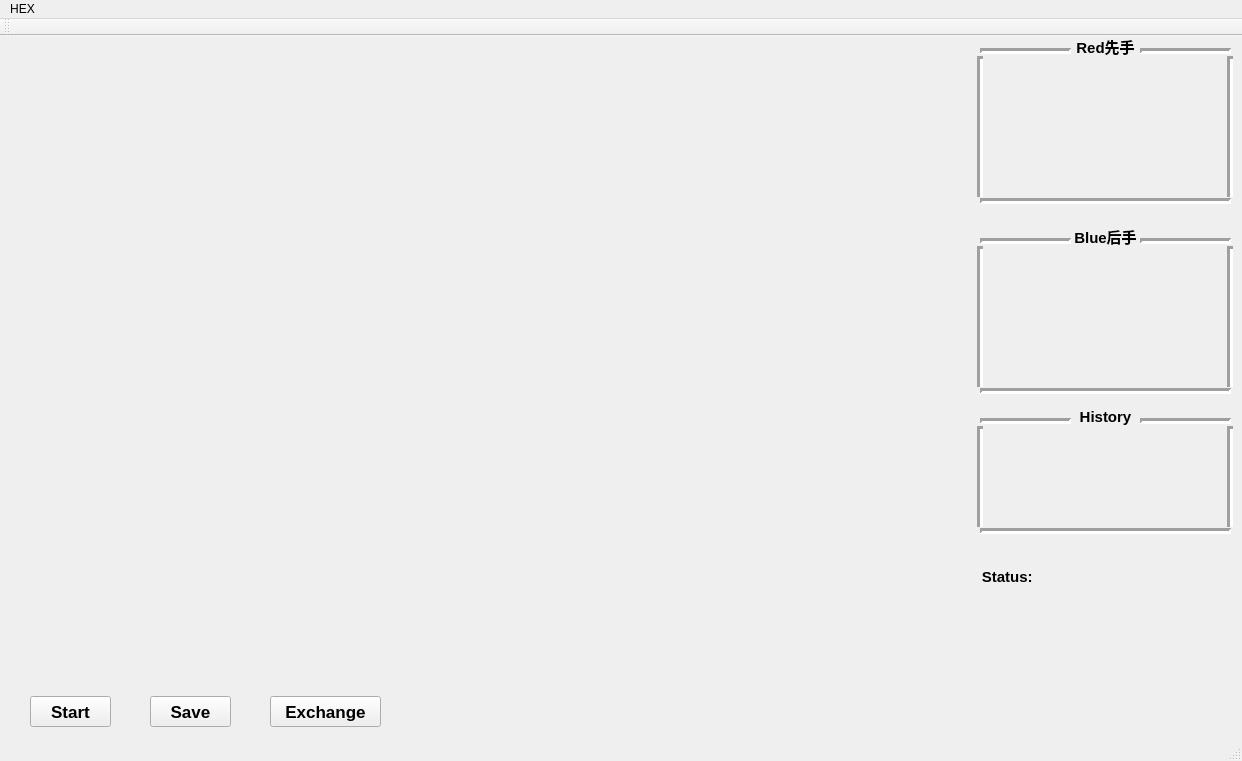
The window that hex03/mainwindow.ui (voldemortX/hex_platform) describes before a commit, drawn with Qt 5.
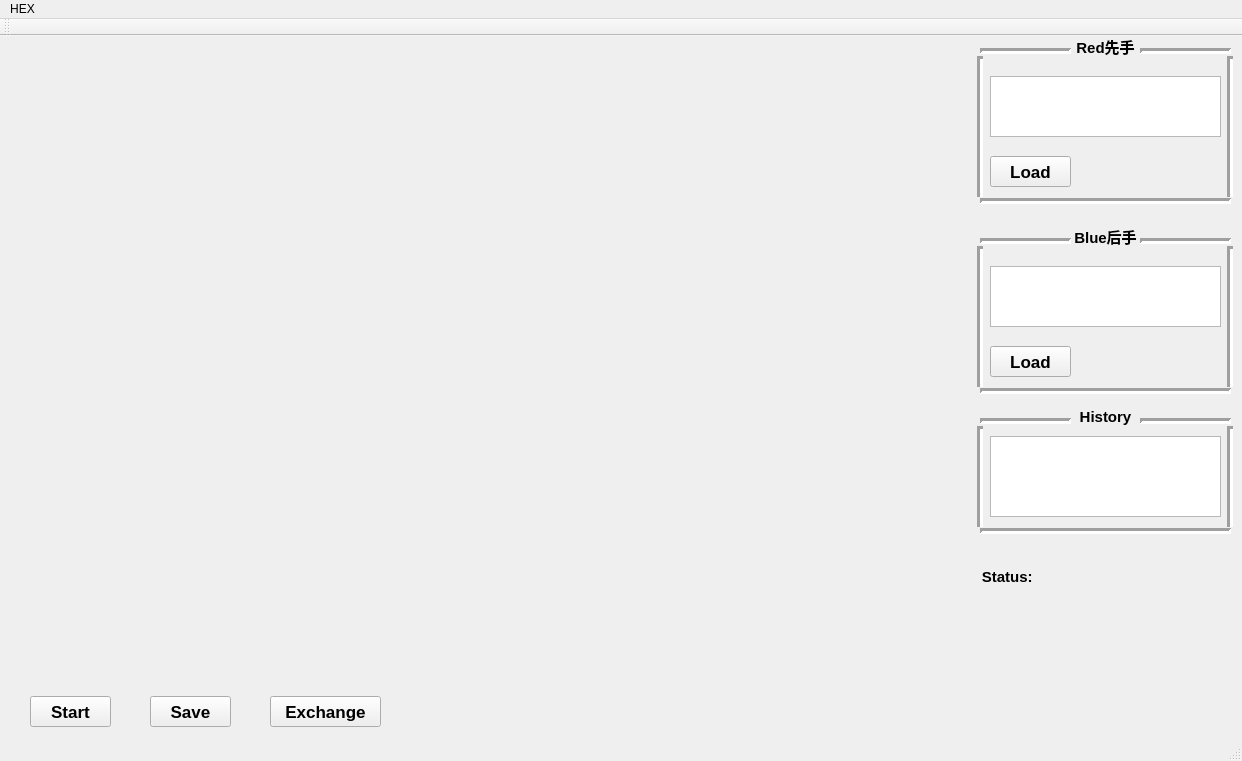
The same window after the commit.

Patch:
```diff
--- a/hex03/mainwindow.ui
+++ b/hex03/mainwindow.ui
@@ -624,6 +624,94 @@
      <string/>
     </property>
    </widget>
+   <widget class="QPushButton" name="buttonLoadRed">
+    <property name="geometry">
+     <rect>
+      <x>990</x>
+      <y>120</y>
+      <width>81</width>
+      <height>31</height>
+     </rect>
+    </property>
+    <property name="font">
+     <font>
+      <pointsize>13</pointsize>
+      <weight>75</weight>
+      <bold>true</bold>
+     </font>
+    </property>
+    <property name="text">
+     <string>Load</string>
+    </property>
+    <property name="autoDefault">
+     <bool>false</bool>
+    </property>
+    <property name="default">
+     <bool>false</bool>
+    </property>
+    <property name="flat">
+     <bool>false</bool>
+    </property>
+   </widget>
+   <widget class="QPushButton" name="buttonLoadBlue">
+    <property name="geometry">
+     <rect>
+      <x>990</x>
+      <y>310</y>
+      <width>81</width>
+      <height>31</height>
+     </rect>
+    </property>
+    <property name="font">
+     <font>
+      <pointsize>13</pointsize>
+      <weight>75</weight>
+      <bold>true</bold>
+     </font>
+    </property>
+    <property name="text">
+     <string>Load</string>
+    </property>
+    <property name="autoDefault">
+     <bool>false</bool>
+    </property>
+    <property name="default">
+     <bool>false</bool>
+    </property>
+    <property name="flat">
+     <bool>false</bool>
+    </property>
+   </widget>
+   <widget class="QTextBrowser" name="redFile">
+    <property name="geometry">
+     <rect>
+      <x>990</x>
+      <y>40</y>
+      <width>231</width>
+      <height>61</height>
+     </rect>
+    </property>
+   </widget>
+   <widget class="QTextBrowser" name="blueFile">
+    <property name="geometry">
+     <rect>
+      <x>990</x>
+      <y>230</y>
+      <width>231</width>
+      <height>61</height>
+     </rect>
+    </property>
+   </widget>
+   <widget class="QTextBrowser" name="historyDisplay">
+    <property name="geometry">
+     <rect>
+      <x>990</x>
+      <y>400</y>
+      <width>231</width>
+      <height>81</height>
+     </rect>
+    </property>
+   </widget>
   </widget>
   <widget class="QMenuBar" name="menuBar">
    <property name="geometry">
```
